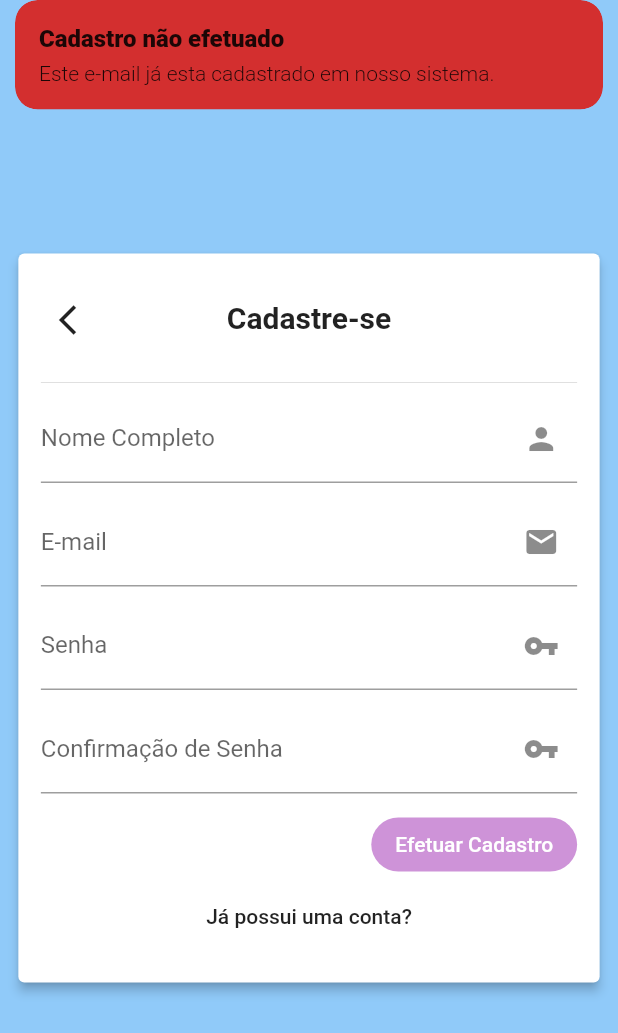
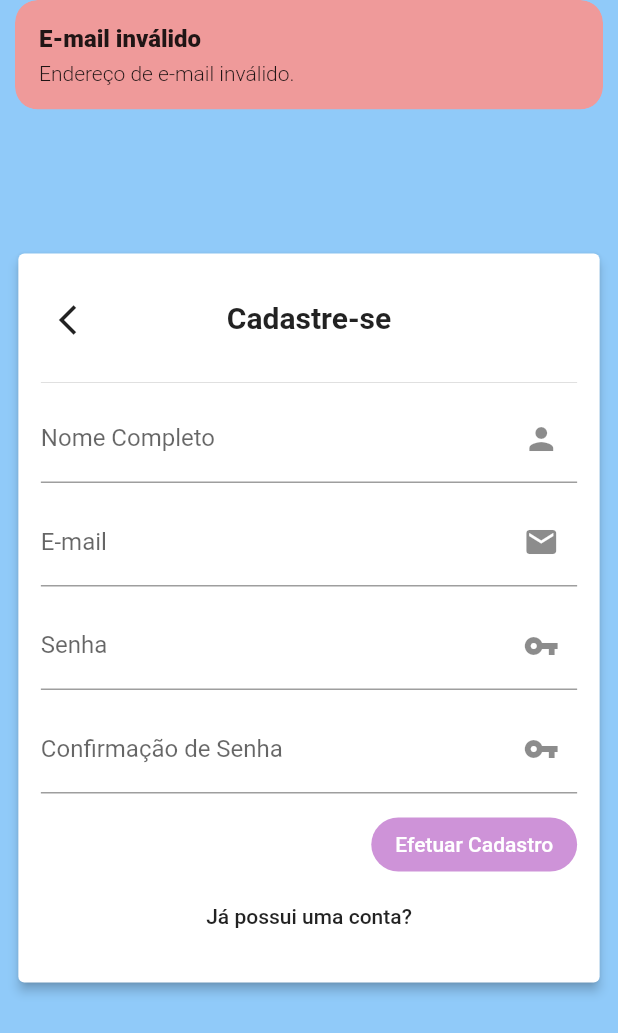
Before and after one commit to eduardoazvd17/aquarius_store, a Flutter app: the Login screen opened directly, after a tap on "Ainda não possui uma conta?", after a tap on "Efetuar Cadastro", on a phone screen of 412 x 824 dp. Shown: the top 1033 px of the screen. Run offline on Flutter 3.47's test engine with Material 2 defaults, Android fonts, the phone set to English and light mode, and no system bars; our stand-ins replace cloud_firestore, convert, get; accounts and stored records are empty.

Commit message:
Corrigindo erro de login, adicionando return nos erros

```diff
--- a/lib/main.dart
+++ b/lib/main.dart
@@ -8,6 +8,7 @@ void main() {
       debugShowCheckedModeBanner: false,
       title: 'Aquarius Store',
       theme: ThemeData(
+        errorColor: Colors.red[200],
         primaryColor: Colors.blue[200],
         accentColor: Colors.purple[200],
         appBarTheme: AppBarTheme(
--- a/lib/views/login.dart
+++ b/lib/views/login.dart
@@ -23,35 +23,53 @@ class _LoginState extends State<Login> {
     if (isLogin) {
       String email = emailController.text;
       String pass = _generateMD5(passController.text);
+      if (!GetUtils.isEmail(email)) {
+        Get.snackbar(
+          'E-mail inválido',
+          'Endereço de e-mail inválido.',
+          backgroundColor: Theme.of(context).errorColor,
+        );
+        return;
+      }
       var user = await us.login(email: email, password: pass);
       if (user == null) {
         Get.snackbar(
           'Credenciais incorretas',
           'Senha incorreta ou usuário não cadastrado.',
-          backgroundColor: Colors.red[300],
+          backgroundColor: Theme.of(context).errorColor,
         );
+        return;
       } else {
         //TODO: Login efetuado.
-        print('login efetuado');
       }
     } else {
       String name = nameController.text;
       String email = emailController.text;
       String pass = _generateMD5(passController.text);
       String passConfirm = _generateMD5(passConfirmController.text);
+      if (!GetUtils.isEmail(email)) {
+        Get.snackbar(
+          'E-mail inválido',
+          'Endereço de e-mail inválido.',
+          backgroundColor: Theme.of(context).errorColor,
+        );
+        return;
+      }
       if (passController.text.isEmpty || passController.text.length < 6) {
         Get.snackbar(
           'Senha inválida',
           'O tamanho da sua senha deve maior ou igual a 6 caracteres.',
-          backgroundColor: Colors.red[300],
+          backgroundColor: Theme.of(context).errorColor,
         );
+        return;
       }
       if (pass != passConfirm) {
         Get.snackbar(
           'Senha inválida',
           'Os campos senha e confirmação de senha devem ser iguais.',
-          backgroundColor: Colors.red[300],
+          backgroundColor: Theme.of(context).errorColor,
         );
+        return;
       }
       var user = User(
         fullName: name,
@@ -61,13 +79,13 @@ class _LoginState extends State<Login> {
       bool status = await us.register(user);
       if (status) {
         //TODO: cadastro efetuado
-        print('cadastro efetuado');
       } else {
         Get.snackbar(
           'Cadastro não efetuado',
           'Este e-mail já esta cadastrado em nosso sistema.',
           backgroundColor: Theme.of(context).errorColor,
         );
+        return;
       }
     }
   }
```
